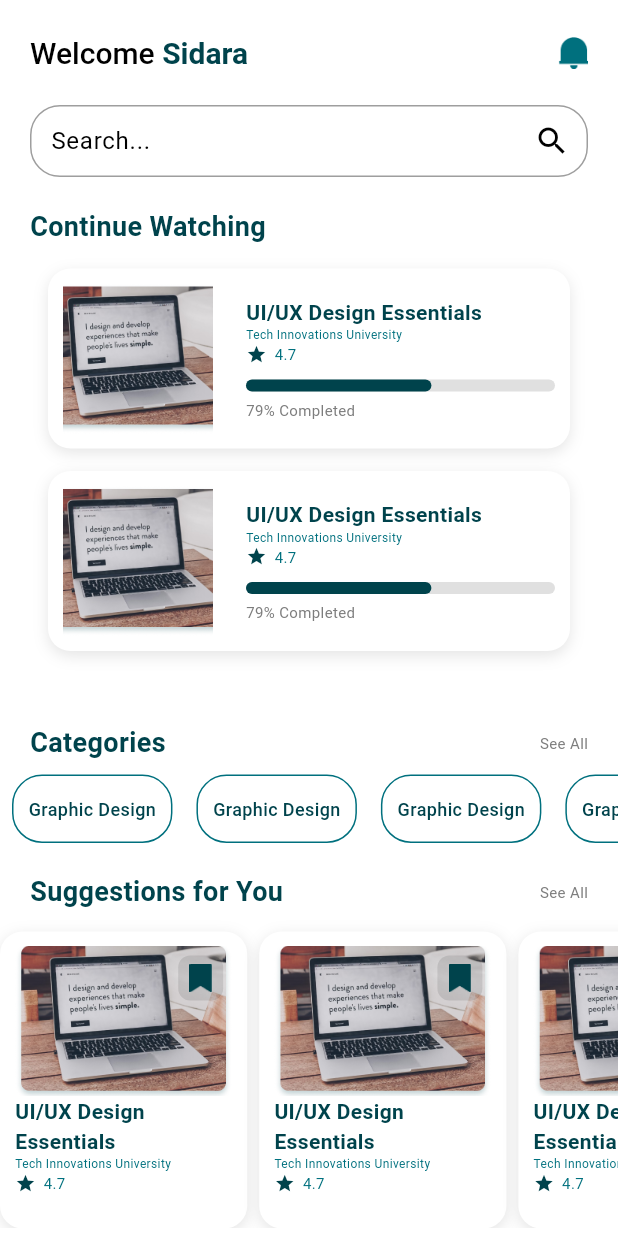
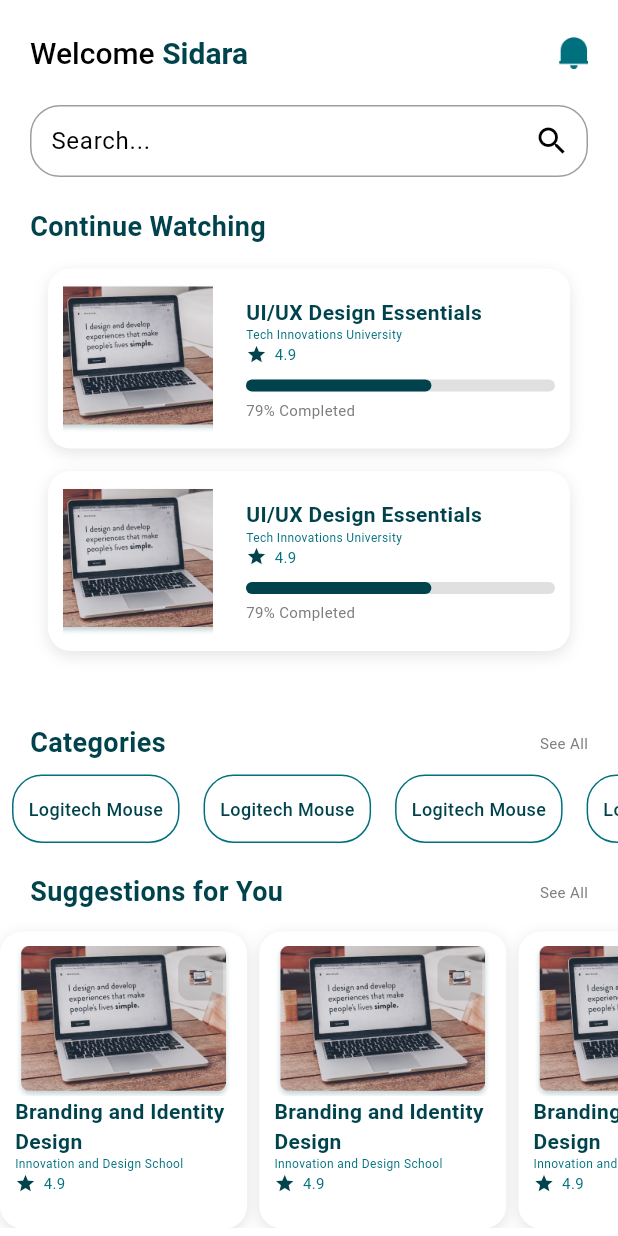
Before and after one commit to swagatapal/E_Learning, a Flutter app: the HomePage screen opened directly, on a phone screen of 412 x 824 dp. Run offline on Flutter 3.47's test engine with Material 3 defaults, Android fonts, the phone set to English and light mode, and no system bars; our stand-ins replace flutter_bounce, persistent_bottom_nav_bar, smooth_page_indicator.

Commit message:
home screen data made dynamic

```diff
--- a/lib/Screens/Home/View/home_page.dart
+++ b/lib/Screens/Home/View/home_page.dart
@@ -75,7 +75,13 @@ class _HomePageState extends State<HomePage> {
                       child: ListView.builder(
                         itemCount: 2,
                         itemBuilder: (BuildContext context, int index) {
-                          return const ContinueWatchingItem();
+                          return const ContinueWatchingItem(
+                            image: 'assets/images/testImage1.png',
+                            title: 'UI/UX Design Essentials',
+                            subtitle: 'Tech Innovations University',
+                            rating: '4.9',
+                            percentageCompleted: '79% Completed',
+                          );
                         },
                       ),
                     ),
@@ -87,7 +93,8 @@ class _HomePageState extends State<HomePage> {
                   const SizedBox(height: 10),
                   Padding(
                     padding: const EdgeInsets.only(left: 20.0, right: 20.0),
-                    child: HomeHeadingText(isVisible: true, headingName: "Categories"),
+                    child: HomeHeadingText(
+                        isVisible: true, headingName: "Categories"),
                   ),
                   SizedBox(
                     height: ScreenUtils().screenWidth(context) * 0.13,
@@ -95,13 +102,16 @@ class _HomePageState extends State<HomePage> {
                       scrollDirection: Axis.horizontal,
                       itemCount: 5,
                       itemBuilder: (BuildContext context, int index) {
-                        return const CategoryItem();
+                        return const CategoryItem(
+                          text: 'Logitech Mouse',
+                        );
                       },
                     ),
                   ),
                   const SizedBox(height: 10),
                   Padding(
-                    padding: const EdgeInsets.only(left: 20.0, top: 10.0, right: 20.0),
+                    padding: const EdgeInsets.only(
+                        left: 20.0, top: 10.0, right: 20.0),
                     child: HomeHeadingText(
                         isVisible: true, headingName: "Suggestions for You"),
                   ),
@@ -112,13 +122,19 @@ class _HomePageState extends State<HomePage> {
                       scrollDirection: Axis.horizontal,
                       itemCount: 5,
                       itemBuilder: (BuildContext context, int index) {
-                        return const SuggestionsItem();
+                        return const SuggestionsItem(
+                          image: 'assets/images/testImage1.png',
+                          title: 'Branding and Identity Design',
+                          subtitle: 'Innovation and Design School',
+                          rating: '4.9',
+                        );
                       },
                     ),
                   ),
                   const SizedBox(height: 10),
                   Padding(
-                    padding: const EdgeInsets.only(left: 20.0, top: 10.0, right: 20.0),
+                    padding: const EdgeInsets.only(
+                        left: 20.0, top: 10.0, right: 20.0),
                     child: HomeHeadingText(
                         isVisible: true, headingName: "Top Courses"),
                   ),
@@ -129,7 +145,12 @@ class _HomePageState extends State<HomePage> {
                       scrollDirection: Axis.horizontal,
                       itemCount: 5,
                       itemBuilder: (BuildContext context, int index) {
-                        return const SuggestionsItem();
+                        return const SuggestionsItem(
+                          image: 'assets/images/testImage1.png',
+                          title: 'Typography and Layout Design',
+                          subtitle: 'Visual Communication College',
+                          rating: '4.4',
+                        );
                       },
                     ),
                   ),
--- a/lib/Screens/Home/Widgets/category_item.dart
+++ b/lib/Screens/Home/Widgets/category_item.dart
@@ -3,7 +3,8 @@ import 'package:flutter/material.dart';
 import '../../../Core/Utils/Helper/app_colors.dart';
 
 class CategoryItem extends StatelessWidget {
-  const CategoryItem({super.key});
+  final String text;
+  const CategoryItem({super.key, required this.text});
 
   @override
   Widget build(BuildContext context) {
@@ -24,7 +25,7 @@ class CategoryItem extends StatelessWidget {
               borderRadius: BorderRadius.circular(20.0),
             ),
             child: Text(
-              "Graphic Design",
+              text,
               style: TextStyle(
                   fontSize: 12.0,
                   color: Theme.of(context).colorScheme.onBackground,
--- a/lib/Screens/Home/Widgets/continue_watching_item.dart
+++ b/lib/Screens/Home/Widgets/continue_watching_item.dart
@@ -3,7 +3,20 @@ import '../../../Core/Utils/Helper/app_colors.dart';
 import '../../../Core/Utils/Helper/screen_utils.dart';
 
 class ContinueWatchingItem extends StatelessWidget {
-  const ContinueWatchingItem({super.key});
+  final String image;
+  final String title;
+  final String subtitle;
+  final String rating;
+  final String percentageCompleted;
+
+  const ContinueWatchingItem({
+    super.key,
+    required this.image,
+    required this.title,
+    required this.subtitle,
+    required this.rating,
+    required this.percentageCompleted,
+  });
 
   @override
   Widget build(BuildContext context) {
@@ -30,7 +43,7 @@ class ContinueWatchingItem extends StatelessWidget {
             mainAxisAlignment: MainAxisAlignment.spaceBetween,
             children: [
               Image.asset(
-                "assets/images/testImage1.png",
+                image,
                 height: 100,
                 width: 100,
                 fit: BoxFit.cover,
@@ -39,16 +52,16 @@ class ContinueWatchingItem extends StatelessWidget {
                 crossAxisAlignment: CrossAxisAlignment.start,
                 children: [
                   Text(
-                    "UI/UX Design Essentials",
+                    title,
                     style: TextStyle(
                         fontFamily: 'Roboto',
                         fontSize: 14,
                         fontWeight: FontWeight.bold,
                         color: Theme.of(context).colorScheme.onBackground),
                   ),
-                  const Text(
-                    "Tech Innovations University",
-                    style: TextStyle(
+                  Text(
+                    subtitle,
+                    style: const TextStyle(
                         fontFamily: 'Roboto',
                         color: AppColors.primaryButtonColor,
                         fontSize: 8,
@@ -64,9 +77,9 @@ class ContinueWatchingItem extends StatelessWidget {
                       const SizedBox(
                         width: 5,
                       ),
-                      const Text(
-                        "4.7",
-                        style: TextStyle(
+                      Text(
+                        rating,
+                        style: const TextStyle(
                             fontFamily: 'Roboto',
                             fontSize: 10,
                             color: AppColors.primaryButtonColor),
@@ -86,9 +99,9 @@ class ContinueWatchingItem extends StatelessWidget {
                     ),
                   ),
                   const SizedBox(height: 5),
-                  const Text(
-                    "79% Completed",
-                    style: TextStyle(
+                  Text(
+                    percentageCompleted,
+                    style: const TextStyle(
                       fontFamily: 'Roboto',
                       fontSize: 10,
                       color: AppColors.colorSecondaryText2,
--- a/lib/Screens/Home/Widgets/suggestions_item.dart
+++ b/lib/Screens/Home/Widgets/suggestions_item.dart
@@ -4,7 +4,19 @@ import '../../../Core/Utils/Helper/app_colors.dart';
 import '../../../Core/Utils/Helper/screen_utils.dart';
 
 class SuggestionsItem extends StatelessWidget {
-  const SuggestionsItem({super.key});
+  final String image;
+  final String title;
+
+  final String subtitle;
+  final String rating;
+
+  const SuggestionsItem({
+    super.key,
+    required this.image,
+    required this.title,
+    required this.subtitle,
+    required this.rating,
+  });
 
   @override
   Widget build(BuildContext context) {
@@ -35,7 +47,7 @@ class SuggestionsItem extends StatelessWidget {
                 alignment: Alignment.topRight,
                 children: [
                   Image.asset(
-                    "assets/images/testImage1.png",
+                    image,
                     height: 100,
                     width: 150,
                     fit: BoxFit.cover,
@@ -52,7 +64,7 @@ class SuggestionsItem extends StatelessWidget {
                       ),
                       child: Center(
                           child: Image.asset(
-                        "assets/images/bookmark2.png",
+                        image,
                         height: 25,
                         width: 15,
                       )),
@@ -60,18 +72,11 @@ class SuggestionsItem extends StatelessWidget {
                   ),
                 ],
               ),
-
-              // Image.asset(
-              //   "assets/images/testImage1.png",
-              //   height: 100,
-              //   width: 150,
-              //   fit: BoxFit.cover,
-              // ),
               Column(
                 crossAxisAlignment: CrossAxisAlignment.start,
                 children: [
                   Text(
-                    "UI/UX Design Essentials",
+                    title,
                     style: TextStyle(
                       fontFamily: 'Roboto',
                       fontSize: 14,
@@ -79,9 +84,9 @@ class SuggestionsItem extends StatelessWidget {
                       color: Theme.of(context).colorScheme.onBackground,
                     ),
                   ),
-                  const Text(
-                    "Tech Innovations University",
-                    style: TextStyle(
+                  Text(
+                    subtitle,
+                    style: const TextStyle(
                         fontFamily: 'Roboto',
                         color: AppColors.primaryButtonColor,
                         fontSize: 8,
@@ -97,9 +102,9 @@ class SuggestionsItem extends StatelessWidget {
                       const SizedBox(
                         width: 5,
                       ),
-                      const Text(
-                        "4.7",
-                        style: TextStyle(
+                      Text(
+                        rating,
+                        style: const TextStyle(
                             fontFamily: 'Roboto',
                             fontSize: 10,
                             color: AppColors.primaryButtonColor),
```
